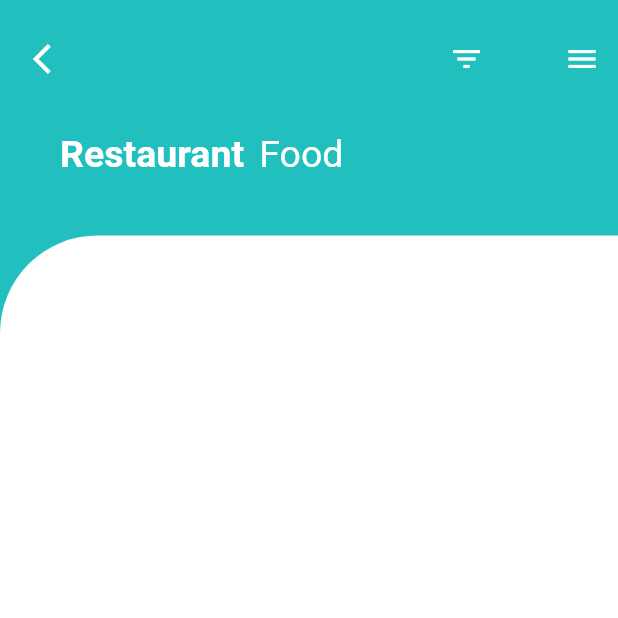
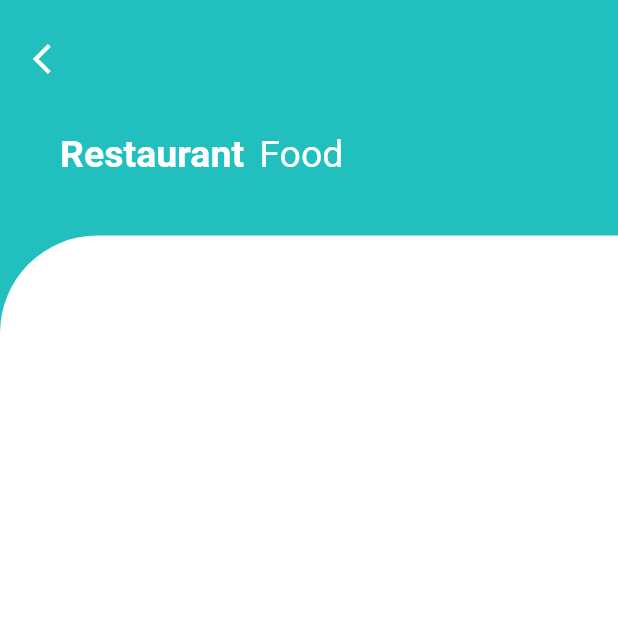
Before and after one commit to aithmaimer/healthyApp, a Flutter app: the FoodTest screen opened directly, on a phone screen of 412 x 824 dp, the top half of it. Run offline on Flutter 3.47's test engine with Material 2 defaults, Android fonts, the phone set to English and light mode, and no system bars; our stand-ins replace cloud_firestore, firebase_auth, firebase_core, firebase_storage, font_awesome_flutter and 1 more; missing offline and left inert: dart:ffi; accounts and stored records are empty; network calls fail; Roboto replaces fonts that are missing (Montserrat).

Commit message:
storage food

```diff
--- a/lib/aide/DetailPageTest.dart
+++ b/lib/aide/DetailPageTest.dart
@@ -11,8 +11,6 @@ class DetailFoodTest extends StatefulWidget {
 }
 
 class _DetailFoodTestState extends State<DetailFoodTest> {
-  var selectedCard = 'WEIGHT';
-
   @override
   Widget build(BuildContext context) {
     // TODO: implement build
--- a/lib/aide/foodTest.dart
+++ b/lib/aide/foodTest.dart
@@ -35,24 +35,6 @@ class _FoodTestState extends State<FoodTest> {
                         MaterialPageRoute(builder: (context) => Home()));
                   },
                 ),
-                Container(
-                  width: 125.0,
-                  child: Row(
-                    mainAxisAlignment: MainAxisAlignment.spaceBetween,
-                    children: <Widget>[
-                      IconButton(
-                        icon: Icon(Icons.filter_list),
-                        color: Colors.white,
-                        onPressed: () {},
-                      ),
-                      IconButton(
-                        icon: Icon(Icons.menu),
-                        color: Colors.white,
-                        onPressed: () {},
-                      ),
-                    ],
-                  ),
-                ),
               ],
             ),
           ),
@@ -63,13 +45,15 @@ class _FoodTestState extends State<FoodTest> {
             padding: EdgeInsets.only(left: 40.0),
             child: Row(
               children: <Widget>[
-                Text(
+                Center(
+                  child: Text(
                     'Restaurant',
                     style: TextStyle(
                         fontFamily: 'Montserrat',
                         color: Colors.white,
                         fontWeight: FontWeight.bold,
                         fontSize: 25.0),
+                  ),
                 ),
                 SizedBox(
                   width: 10.0,
```
Also changed, not shown: lib/screens/addContact.dart (+7 -20 lines), lib/screens/editContact.dart (+0 -13 lines). Lines whose indentation alone changed are shown as unchanged.
